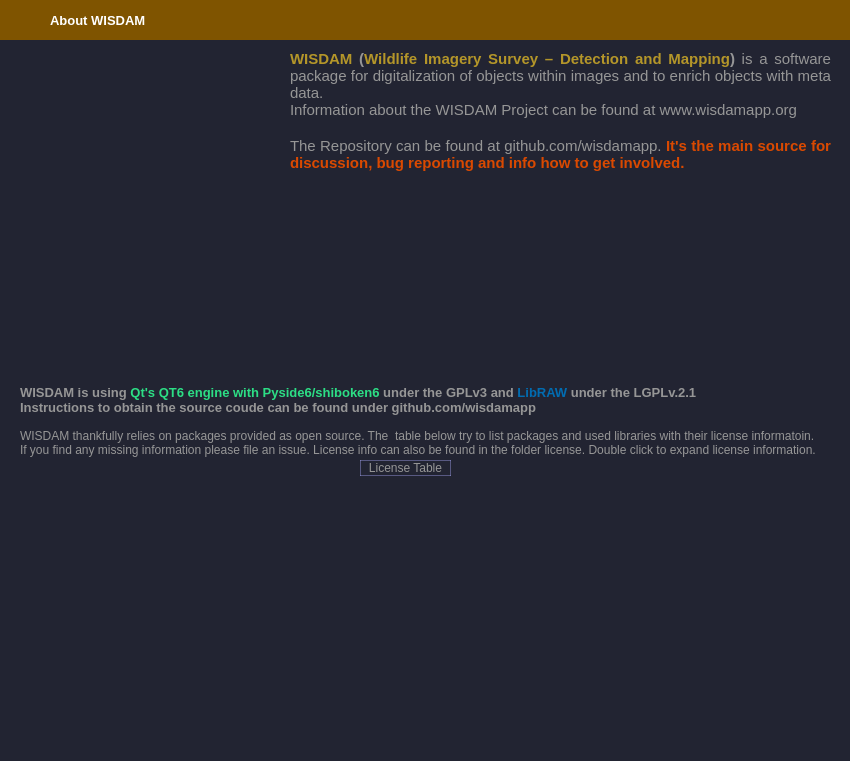
The window that src/WISDAM/app/gui_design/gui_about.ui (WISDAMapp/WISDAM) describes before a commit, drawn with Qt 5.
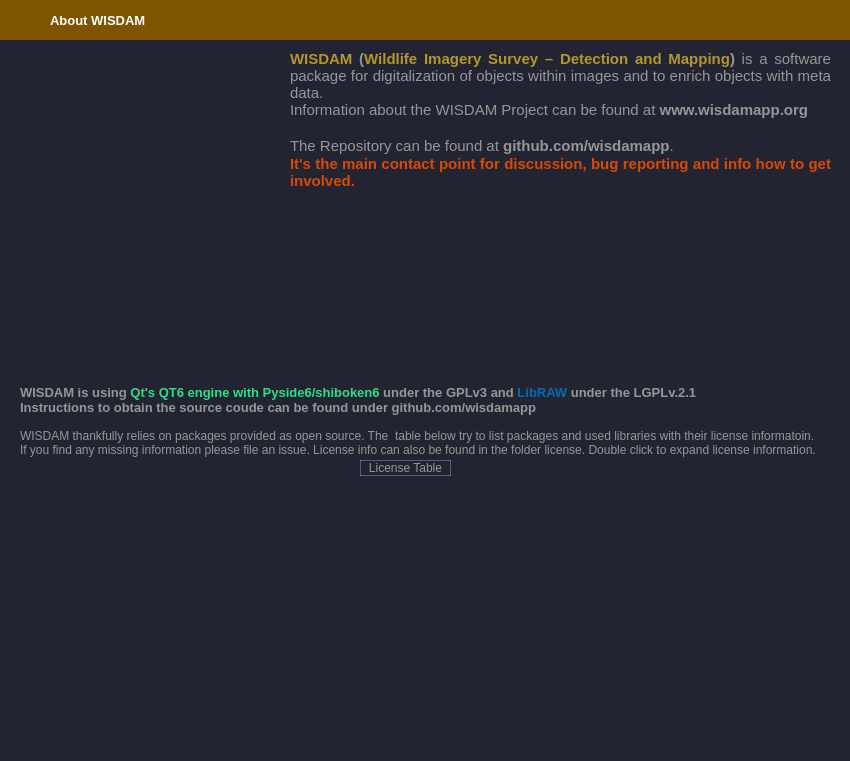
The same window after the commit. Icons and pictures are not drawn.

```diff
--- a/src/WISDAM/app/gui_design/gui_about.ui
+++ b/src/WISDAM/app/gui_design/gui_about.ui
@@ -935,7 +935,7 @@
         <x>290</x>
         <y>10</y>
         <width>541</width>
-        <height>141</height>
+        <height>161</height>
        </rect>
       </property>
       <property name="text">
@@ -946,9 +946,10 @@
 li.unchecked::marker { content: &quot;\2610&quot;; }
 li.checked::marker { content: &quot;\2612&quot;; }
 &lt;/style&gt;&lt;/head&gt;&lt;body style=&quot; font-family:'Segoe UI'; font-size:9pt; font-weight:400; font-style:normal;&quot;&gt;
-&lt;p align=&quot;justify&quot; style=&quot; margin-top:0px; margin-bottom:0px; margin-left:0px; margin-right:0px; -qt-block-indent:0; text-indent:0px;&quot;&gt;&lt;span style=&quot; font-size:11pt; font-weight:700; color:#b49629;&quot;&gt;WISDAM&lt;/span&gt;&lt;span style=&quot; font-size:11pt;&quot;&gt; &lt;/span&gt;&lt;span style=&quot; font-size:11pt; font-weight:700;&quot;&gt;(&lt;/span&gt;&lt;span style=&quot; font-size:11pt; font-weight:700; color:#b49629;&quot;&gt;Wildlife Imagery Survey – Detection and Mapping&lt;/span&gt;&lt;span style=&quot; font-size:11pt; font-weight:700;&quot;&gt;)&lt;/span&gt;&lt;span style=&quot; font-size:11pt;&quot;&gt; is a software package for digitalization of objects within images and to enrich objects with meta data.&lt;br /&gt;Information about the WISDAM Project can be found at www.wisdamapp.org &lt;/span&gt;&lt;/p&gt;
+&lt;p align=&quot;justify&quot; style=&quot; margin-top:0px; margin-bottom:0px; margin-left:0px; margin-right:0px; -qt-block-indent:0; text-indent:0px;&quot;&gt;&lt;span style=&quot; font-size:11pt; font-weight:700; color:#b49629;&quot;&gt;WISDAM&lt;/span&gt;&lt;span style=&quot; font-size:11pt;&quot;&gt; &lt;/span&gt;&lt;span style=&quot; font-size:11pt; font-weight:700;&quot;&gt;(&lt;/span&gt;&lt;span style=&quot; font-size:11pt; font-weight:700; color:#b49629;&quot;&gt;Wildlife Imagery Survey – Detection and Mapping&lt;/span&gt;&lt;span style=&quot; font-size:11pt; font-weight:700;&quot;&gt;)&lt;/span&gt;&lt;span style=&quot; font-size:11pt;&quot;&gt; is a software package for digitalization of objects within images and to enrich objects with meta data.&lt;br /&gt;Information about the WISDAM Project can be found at &lt;/span&gt;&lt;span style=&quot; font-size:11pt; font-weight:700;&quot;&gt;www.wisdamapp.org &lt;/span&gt;&lt;/p&gt;
 &lt;p align=&quot;justify&quot; style=&quot;-qt-paragraph-type:empty; margin-top:0px; margin-bottom:0px; margin-left:0px; margin-right:0px; -qt-block-indent:0; text-indent:0px; font-size:11pt;&quot;&gt;&lt;br /&gt;&lt;/p&gt;
-&lt;p align=&quot;justify&quot; style=&quot; margin-top:0px; margin-bottom:0px; margin-left:0px; margin-right:0px; -qt-block-indent:0; text-indent:0px;&quot;&gt;&lt;span style=&quot; font-size:11pt;&quot;&gt;The Repository can be found at github.com/wisdamapp. &lt;/span&gt;&lt;span style=&quot; font-size:11pt; font-weight:700; color:#da4900;&quot;&gt;It's the main source for discussion, bug reporting and info how to get involved.&lt;/span&gt;&lt;/p&gt;
+&lt;p align=&quot;justify&quot; style=&quot; margin-top:0px; margin-bottom:0px; margin-left:0px; margin-right:0px; -qt-block-indent:0; text-indent:0px;&quot;&gt;&lt;span style=&quot; font-size:11pt;&quot;&gt;The Repository can be found at &lt;/span&gt;&lt;span style=&quot; font-size:11pt; font-weight:700;&quot;&gt;github.com/wisdamapp&lt;/span&gt;&lt;span style=&quot; font-size:11pt;&quot;&gt;.&lt;/span&gt;&lt;/p&gt;
+&lt;p align=&quot;justify&quot; style=&quot; margin-top:0px; margin-bottom:0px; margin-left:0px; margin-right:0px; -qt-block-indent:0; text-indent:0px;&quot;&gt;&lt;span style=&quot; font-size:11pt; font-weight:700; color:#da4900;&quot;&gt;It's the main contact point for discussion, bug reporting and info how to get involved.&lt;/span&gt;&lt;/p&gt;
 &lt;p align=&quot;justify&quot; style=&quot;-qt-paragraph-type:empty; margin-top:0px; margin-bottom:0px; margin-left:0px; margin-right:0px; -qt-block-indent:0; text-indent:0px;&quot;&gt;&lt;br /&gt;&lt;/p&gt;&lt;/body&gt;&lt;/html&gt;</string>
       </property>
       <property name="alignment">
@@ -968,7 +969,7 @@
       <property name="geometry">
        <rect>
         <x>290</x>
-        <y>160</y>
+        <y>190</y>
         <width>531</width>
         <height>81</height>
        </rect>
```
